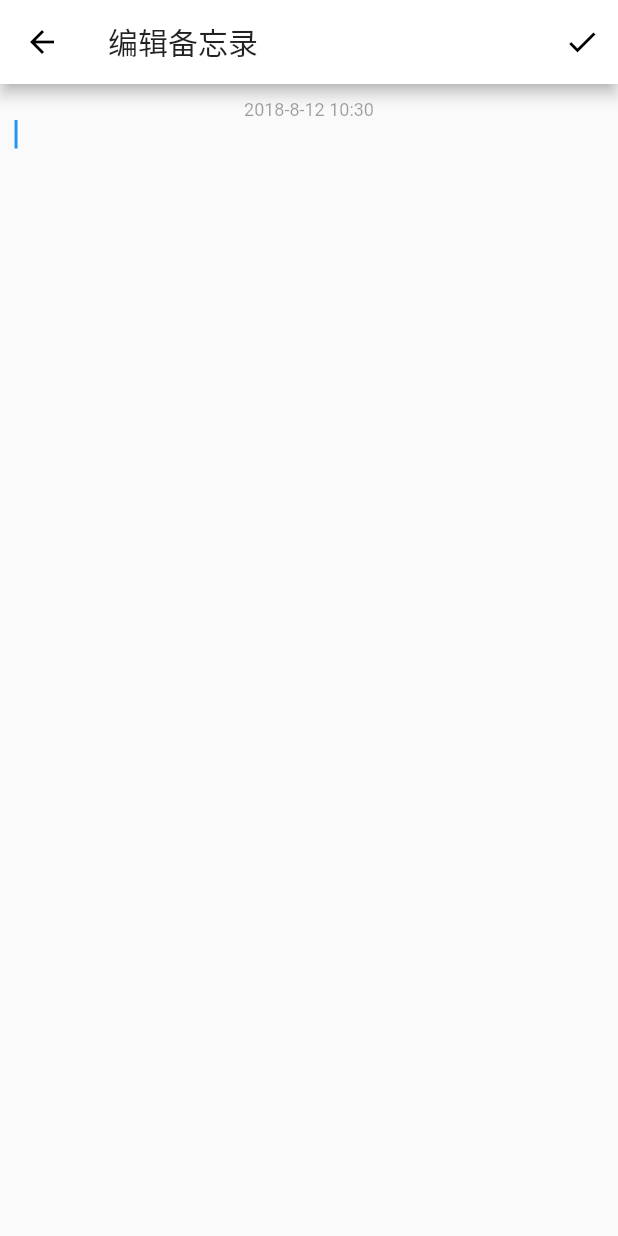
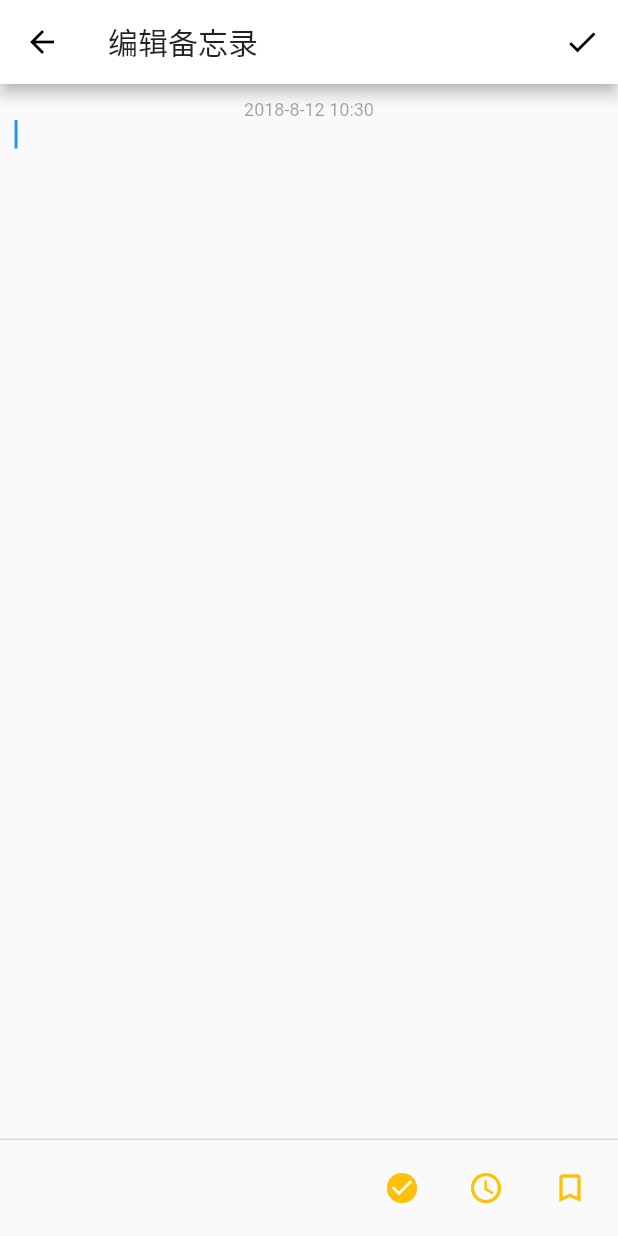
Before and after one commit to JiaFengZ/notepad, a Flutter app: the screen it shows after launch, after a tap on the "add" icon, on a phone screen of 412 x 824 dp. Run offline on Flutter 3.47's test engine with Material 2 defaults, Android fonts, the phone set to English and light mode, and no system bars.

Commit message:
refractor: 调整书签项构造方法；编辑备忘录添加底部菜单栏

```diff
--- a/lib/components/createNote.dart
+++ b/lib/components/createNote.dart
@@ -9,6 +9,33 @@ class CreateNote extends StatefulWidget {
 }
 
 class _CreateNoteState extends State<CreateNote> {
+  static List<Map> _marks = [{
+  'name': '笔记',
+  'id': '1',
+  'isNew': false,
+  'toRemoveed': false
+  }, {
+  'name': '旅游',
+  'id': '2',
+  'isNew': false,
+  'toRemoveed': false
+  }, {
+  'name': '生活',
+  'id': '3',
+  'isNew': false,
+  'toRemoveed': false
+  }, {
+  'name': '工作',
+  'id': '4',
+  'isNew': false,
+  'toRemoveed': false
+  }, {
+  'name': '学习',
+  'id': '5',
+  'isNew': false,
+  'toRemoveed': false
+  }];
+
   String _fillText;
   static DateTime _time = new DateTime.now();
   String _timeStr = _time.year.toString() + '-' + _time.month.toString() + '-' + _time.day.toString() + ' ' + _time.hour.toString() + ':' + _time.minute.toString();
@@ -43,7 +70,42 @@ class _CreateNoteState extends State<CreateNote> {
             ),
           ],
         ),
-      )
+      ),
+      persistentFooterButtons: <Widget> [
+        new IconButton(
+            icon: new Icon(Icons.check_circle),
+            color: Colors.amber,
+            onPressed: () {}
+        ),
+        new IconButton(
+            icon: new Icon(Icons.access_time),
+            color: Colors.amber,
+            onPressed: () {}
+        ),
+        new IconButton(
+          icon: new Icon(Icons.bookmark_border),
+          color: Colors.amber,
+          onPressed: () {
+            showModalBottomSheet(
+              builder: (BuildContext context) {
+                return new BottomSheet(
+                  onClosing: () {
+                    return true;
+                  },
+                  builder: (BuildContext context) {
+                    final actions = _buildMarks(_marks);
+                    return new ListView(
+                      padding: const EdgeInsets.all(20.0),
+                      children: actions,
+                    );
+                  }
+                );
+              },
+              context: context
+            );
+          },
+        )
+      ]
     );
   }
 
@@ -57,4 +119,17 @@ class _CreateNoteState extends State<CreateNote> {
     _fillText = text;
   }
 
+  List<Widget> _buildMarks(List<Map> marks) {
+    return marks.map((Map mark) {
+      return new ListTile(
+          title: new Text(mark['name']),
+          leading: new Icon(Icons.bookmark_border),
+          contentPadding: const EdgeInsets.symmetric(horizontal: 14.0),
+          onTap: () {
+
+          }
+      );
+    }).toList();
+  }
+
 }
--- a/lib/draw.dart
+++ b/lib/draw.dart
@@ -10,6 +10,34 @@ class DrawList extends StatefulWidget {
 }
 
 class _DrawListState extends State<DrawList> {
+
+  static List<Map> _marks = [{
+    'name': '笔记',
+    'id': '1',
+    'isNew': false,
+    'toRemoveed': false
+  }, {
+    'name': '旅游',
+    'id': '2',
+    'isNew': false,
+    'toRemoveed': false
+  }, {
+    'name': '生活',
+    'id': '3',
+    'isNew': false,
+    'toRemoveed': false
+  }, {
+    'name': '工作',
+    'id': '4',
+    'isNew': false,
+    'toRemoveed': false
+  }, {
+    'name': '学习',
+    'id': '5',
+    'isNew': false,
+    'toRemoveed': false
+  }];
+
   @override
   Widget build(BuildContext context) {
     final tiles = <Widget>[
@@ -53,27 +81,9 @@ class _DrawListState extends State<DrawList> {
           ),
           onTap: _editMark,
       ),
-      new ListTile(
-        title: new Text('生活'),
-        leading: new Icon(Icons.bookmark_border),
-        contentPadding: const EdgeInsets.symmetric(horizontal: 14.0),
-      ),
-      new ListTile(
-          title: new Text('工作'),
-          leading: new Icon(Icons.bookmark_border),
-          contentPadding: const EdgeInsets.symmetric(horizontal: 14.0)
-      ),
-      new ListTile(
-          title: new Text('个人'),
-          leading: new Icon(Icons.bookmark_border),
-          contentPadding: const EdgeInsets.symmetric(horizontal: 14.0)
-      ),
-      new ListTile(
-          title: new Text('旅游'),
-          leading: new Icon(Icons.bookmark_border),
-          contentPadding: const EdgeInsets.symmetric(horizontal: 14.0)
-      ),
     ];
+
+    tiles.addAll(_buildMarks(_marks));
 
     final divided = ListTile.divideTiles(context: context, tiles: tiles)
         .toList();
@@ -83,6 +93,16 @@ class _DrawListState extends State<DrawList> {
       padding: const EdgeInsets.all(20.0),
       children: divided,
     );
+  }
+
+  List<Widget> _buildMarks(List<Map> marks) {
+    return marks.map((Map mark) {
+      return new ListTile(
+          title: new Text(mark['name']),
+          leading: new Icon(Icons.bookmark_border),
+          contentPadding: const EdgeInsets.symmetric(horizontal: 14.0)
+      );
+    }).toList();
   }
 
   _editMark() {
--- a/lib/home.dart
+++ b/lib/home.dart
@@ -55,10 +55,6 @@ class _MyHomePageState extends State<MyHomePage> {
 
   // Insert the "next item" into the list model.
   void _insert() {
-    /*final int index = _selectedItem == null ? _list.length : _list.indexOf(_selectedItem);
-    _nextItem = {'text': '我是一条备忘录', 'time': '2018/7/29'};
-    _list.insert(index, _nextItem);*/
-
     Navigator.of(context).push(
       new MaterialPageRoute(
         builder: (context) {
```
